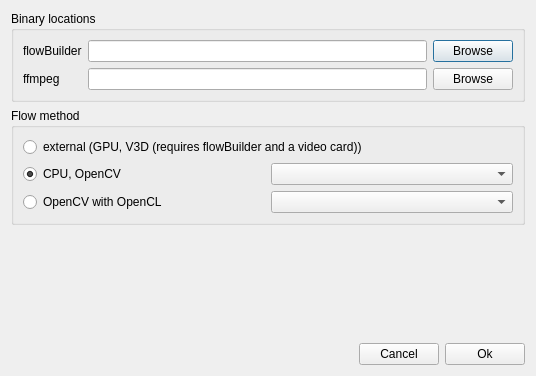
The window that src/slowmoVideo/slowmoUI/dialogues/preferencesDialog.ui (slowmoVideo/slowmoVideo) describes before a commit, drawn with Qt 5.
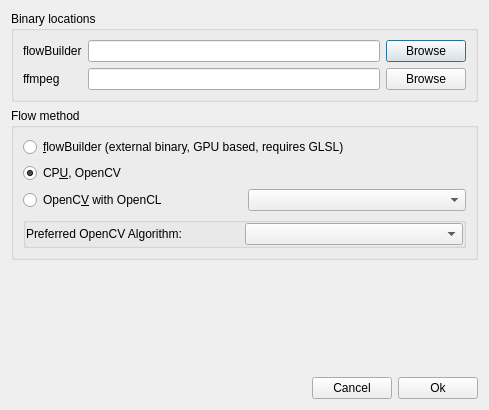
The same window after the commit.

Commit message: Build with OpenCV 2 and 3, with OpenCL on or off

```diff
--- a/src/slowmoVideo/slowmoUI/dialogues/preferencesDialog.ui
+++ b/src/slowmoVideo/slowmoUI/dialogues/preferencesDialog.ui
@@ -6,8 +6,8 @@
    <rect>
     <x>0</x>
     <y>0</y>
-    <width>536</width>
-    <height>376</height>
+    <width>489</width>
+    <height>410</height>
    </rect>
   </property>
   <property name="windowTitle">
@@ -72,7 +72,7 @@
         <item>
          <widget class="QRadioButton" name="methodV3D">
           <property name="text">
-           <string>external (GPU, V3D (requires flowBuilder and a video card))</string>
+           <string>&amp;flowBuilder (external binary, GPU based, requires GLSL)</string>
           </property>
          </widget>
         </item>
@@ -83,16 +83,13 @@
         <item>
          <widget class="QRadioButton" name="methodOCV">
           <property name="text">
-           <string>CPU, OpenCV</string>
+           <string>CP&amp;U, OpenCV</string>
           </property>
           <property name="checked">
            <bool>true</bool>
           </property>
          </widget>
         </item>
-        <item>
-         <widget class="QComboBox" name="oclAlgo"/>
-        </item>
        </layout>
       </item>
       <item>
@@ -100,7 +97,7 @@
         <item>
          <widget class="QRadioButton" name="methodOCL">
           <property name="text">
-           <string>OpenCV with OpenCL</string>
+           <string>OpenC&amp;V with OpenCL</string>
           </property>
          </widget>
         </item>
@@ -109,6 +106,50 @@
         </item>
        </layout>
       </item>
+      <item>
+       <widget class="QGroupBox" name="preferredOpenCVAlgoBox">
+        <property name="enabled">
+         <bool>true</bool>
+        </property>
+        <property name="title">
+         <string/>
+        </property>
+        <layout class="QHBoxLayout" name="horizontalLayout_2">
+         <property name="spacing">
+          <number>0</number>
+         </property>
+         <property name="leftMargin">
+          <number>0</number>
+         </property>
+         <property name="topMargin">
+          <number>0</number>
+         </property>
+         <property name="rightMargin">
+          <number>0</number>
+         </property>
+         <property name="bottomMargin">
+          <number>0</number>
+         </property>
+         <item>
+          <widget class="QLabel" name="labelPreferredOpenCVAlgo">
+           <property name="enabled">
+            <bool>true</bool>
+           </property>
+           <property name="text">
+            <string>Preferred OpenCV Algorithm:</string>
+           </property>
+          </widget>
+         </item>
+         <item>
+          <widget class="QComboBox" name="preferredOpenCVAlgo">
+           <property name="enabled">
+            <bool>true</bool>
+           </property>
+          </widget>
+         </item>
+        </layout>
+       </widget>
+      </item>
      </layout>
     </widget>
    </item>
```
Left out of the diff: 37 changed lines with no effect on the pictures. The commit also changes 11 other files.
